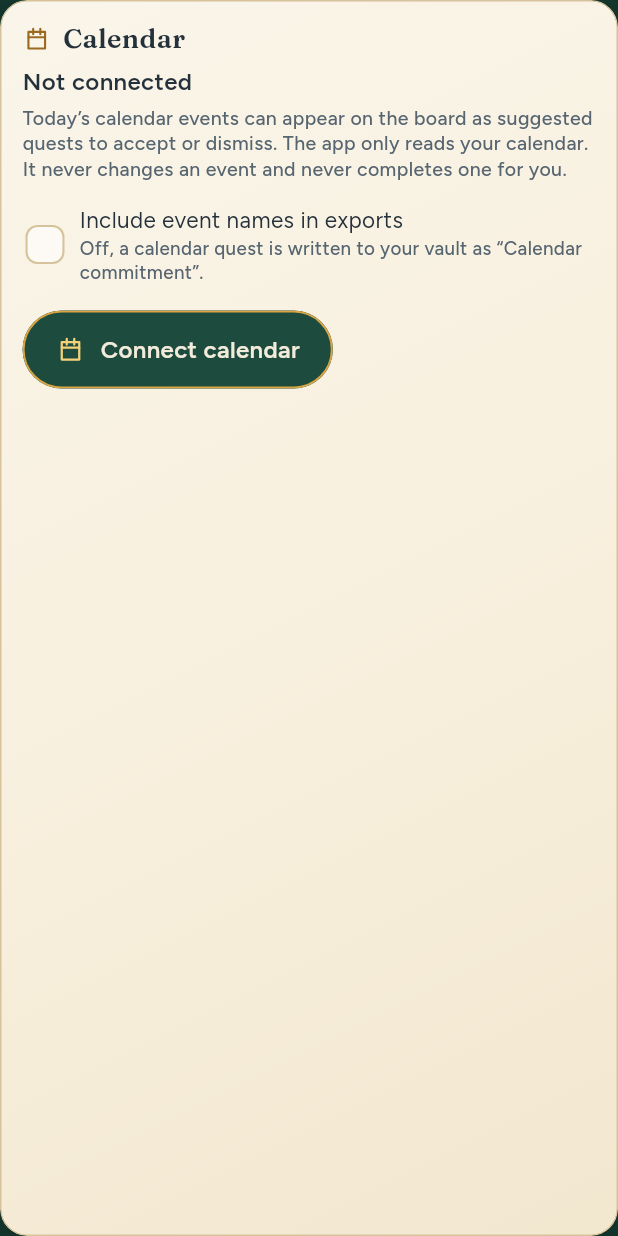
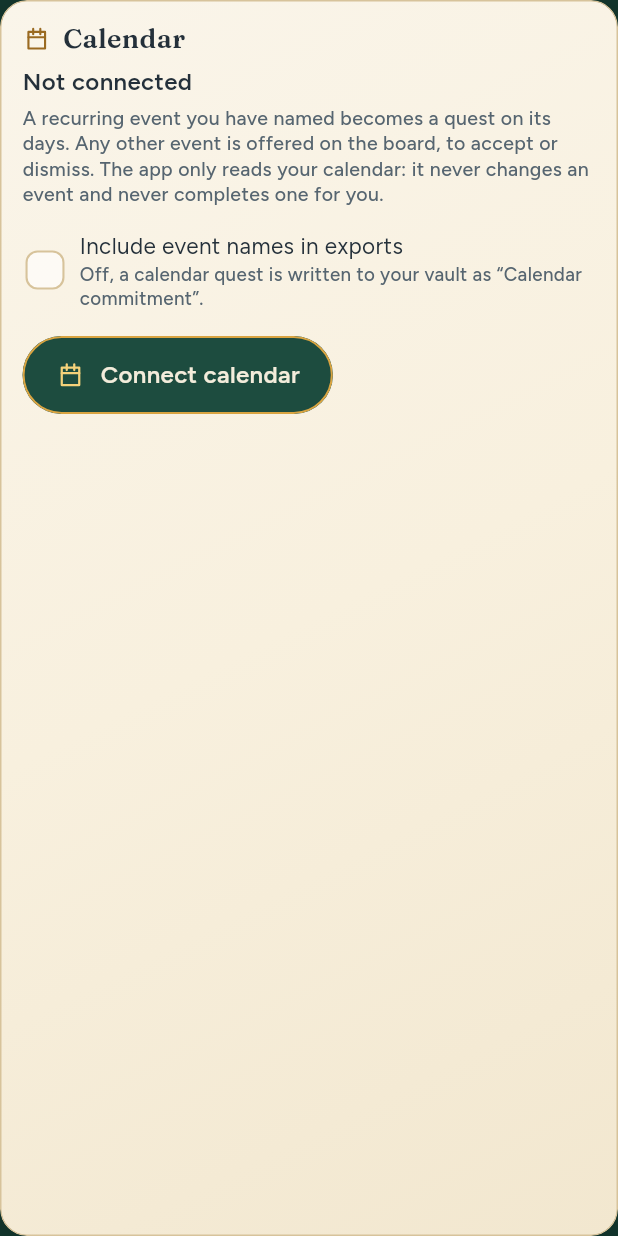
Before and after one commit to clockwerks77/valebound, a Flutter app: the _CalendarCard widget shown alone on an empty page, opened directly, on a phone screen of 412 x 824 dp. Run offline on Flutter 3.47's test engine with Material 3 defaults, Android fonts, the phone set to English and light mode, and no system bars; our stand-ins replace drift, drift_flutter; accounts and stored records are empty; generated files the repository leaves out were written again.

Commit message:
v0.8.0: First Dawn, and a board made from goals [apk]
Amendment v0.4. Settings' calendar card now says what a named recurring
event does; the sample exports are filed again, with Goals & Habits.md.

Co-Authored-By: Claude Fable 5.2 <noreply@anthropic.com>
Claude-Session: https://claude.ai/code/session_0188ymxc5eutxyKhrK8tR1x8

```diff
--- a/lib/ui/settings/settings_screen.dart
+++ b/lib/ui/settings/settings_screen.dart
@@ -686,14 +686,15 @@ class _CalendarCardState extends State<_CalendarCard> {
         children: <Widget>[
           const _CardTitle('calendar', 'Calendar'),
           Text(
-            on ? 'Suggesting today’s events' : 'Not connected',
+            on ? 'Reading today’s events' : 'Not connected',
             style: AppText.cardTitle.copyWith(color: Palette.slate),
           ),
           const SizedBox(height: 6),
           Text(
-            'Today’s calendar events can appear on the board as suggested '
-            'quests to accept or dismiss. The app only reads your calendar. '
-            'It never changes an event and never completes one for you.',
+            'A recurring event you have named becomes a quest on its days. '
+            'Any other event is offered on the board, to accept or dismiss. '
+            'The app only reads your calendar: it never changes an event and '
+            'never completes one for you.',
             style: AppText.small.copyWith(color: Palette.slateSoft),
           ),
           if (on && game.calendars.isNotEmpty) ...<Widget>[
```
Also changed, not shown: 4 other files.
